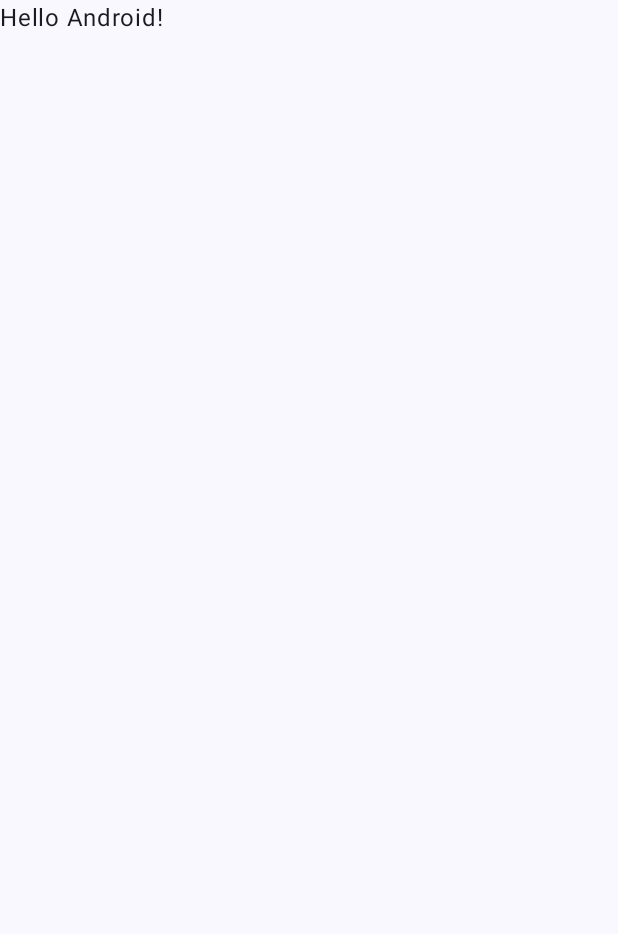
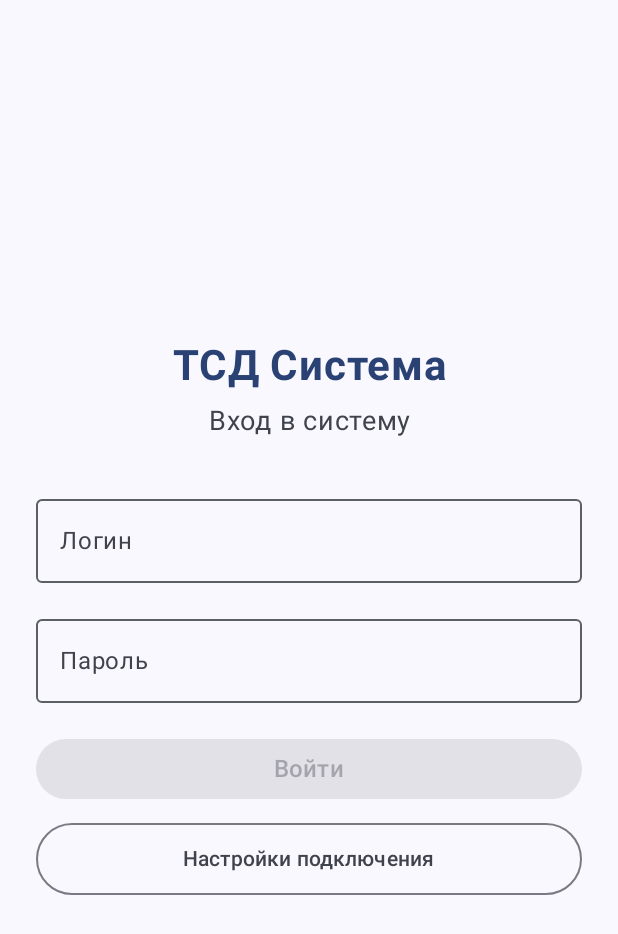
Before and after one commit to AndrewKorobchuk/tsd, an Android app built with Jetpack Compose: the screen it shows after launch (MainActivity), on a phone screen of 412 x 824 dp. Before the commit the part shown is almost empty. Shown: the top 934 px of the screen. Run offline under Robolectric (Android 15) with nearby library versions, the light colour scheme and no system bars.

Commit message:
Login screen

```diff
--- a/Android/tsd/app/src/main/java/com/sh/an/tsd/MainActivity.kt
+++ b/Android/tsd/app/src/main/java/com/sh/an/tsd/MainActivity.kt
@@ -7,10 +7,11 @@ import androidx.activity.enableEdgeToEdge
 import androidx.compose.foundation.layout.fillMaxSize
 import androidx.compose.foundation.layout.padding
 import androidx.compose.material3.Scaffold
-import androidx.compose.material3.Text
-import androidx.compose.runtime.Composable
+import androidx.compose.runtime.*
 import androidx.compose.ui.Modifier
 import androidx.compose.ui.tooling.preview.Preview
+import com.sh.an.tsd.ui.login.LoginScreen
+import com.sh.an.tsd.ui.settings.ConnectionSettingsScreen
 import com.sh.an.tsd.ui.theme.TsdTheme
 
 class MainActivity : ComponentActivity() {
@@ -19,29 +20,49 @@ class MainActivity : ComponentActivity() {
         enableEdgeToEdge()
         setContent {
             TsdTheme {
-                Scaffold(modifier = Modifier.fillMaxSize()) { innerPadding ->
-                    Greeting(
-                        name = "Android",
-                        modifier = Modifier.padding(innerPadding)
-                    )
-                }
+                TsdApp()
             }
         }
     }
 }
 
 @Composable
-fun Greeting(name: String, modifier: Modifier = Modifier) {
-    Text(
-        text = "Hello $name!",
-        modifier = modifier
-    )
+fun TsdApp() {
+    var currentScreen by remember { mutableStateOf("login") }
+
+    Scaffold(modifier = Modifier.fillMaxSize()) { innerPadding ->
+        when (currentScreen) {
+            "login" -> {
+                LoginScreen(
+                    onLoginClick = { username, password ->
+                        // TODO: Реализовать логику входа
+                        println("Login attempt: $username")
+                    },
+                    onSettingsClick = {
+                        currentScreen = "settings"
+                    }
+                )
+            }
+            "settings" -> {
+                ConnectionSettingsScreen(
+                    onBackClick = {
+                        currentScreen = "login"
+                    },
+                    onSaveClick = { serverUrl, port, apiKey ->
+                        // TODO: Сохранить настройки подключения
+                        println("Settings saved: $serverUrl:$port")
+                        currentScreen = "login"
+                    }
+                )
+            }
+        }
+    }
 }
 
 @Preview(showBackground = true)
 @Composable
-fun GreetingPreview() {
+fun TsdAppPreview() {
     TsdTheme {
-        Greeting("Android")
+        TsdApp()
     }
 }
--- /dev/null
+++ b/Android/tsd/app/src/main/java/com/sh/an/tsd/ui/login/LoginScreen.kt
@@ -0,0 +1,131 @@
+package com.sh.an.tsd.ui.login
+
+import androidx.compose.foundation.layout.*
+import androidx.compose.foundation.text.KeyboardOptions
+import androidx.compose.material3.*
+import androidx.compose.runtime.*
+import androidx.compose.ui.Alignment
+import androidx.compose.ui.Modifier
+import androidx.compose.ui.text.font.FontWeight
+import androidx.compose.ui.text.input.KeyboardType
+import androidx.compose.ui.text.input.PasswordVisualTransformation
+import androidx.compose.ui.text.input.VisualTransformation
+import androidx.compose.ui.text.style.TextAlign
+import androidx.compose.ui.tooling.preview.Preview
+import androidx.compose.ui.unit.dp
+import androidx.compose.ui.unit.sp
+import com.sh.an.tsd.ui.theme.TsdTheme
+
+@OptIn(ExperimentalMaterial3Api::class)
+@Composable
+fun LoginScreen(
+    onLoginClick: (String, String) -> Unit = { _, _ -> },
+    onSettingsClick: () -> Unit = {}
+) {
+    var username by remember { mutableStateOf("") }
+    var password by remember { mutableStateOf("") }
+    var isLoading by remember { mutableStateOf(false) }
+
+    Column(
+        modifier = Modifier
+            .fillMaxSize()
+            .padding(24.dp),
+        horizontalAlignment = Alignment.CenterHorizontally,
+        verticalArrangement = Arrangement.Center
+    ) {
+        // Заголовок
+        Text(
+            text = "ТСД Система",
+            fontSize = 28.sp,
+            fontWeight = FontWeight.Bold,
+            color = MaterialTheme.colorScheme.primary,
+            textAlign = TextAlign.Center,
+            modifier = Modifier.padding(bottom = 8.dp)
+        )
+
+        Text(
+            text = "Вход в систему",
+            fontSize = 18.sp,
+            color = MaterialTheme.colorScheme.onSurfaceVariant,
+            textAlign = TextAlign.Center,
+            modifier = Modifier.padding(bottom = 32.dp)
+        )
+
+        // Поле логина
+        OutlinedTextField(
+            value = username,
+            onValueChange = { username = it },
+            label = { Text("Логин") },
+            singleLine = true,
+            keyboardOptions = KeyboardOptions(keyboardType = KeyboardType.Text),
+            modifier = Modifier
+                .fillMaxWidth()
+                .padding(bottom = 16.dp),
+            enabled = !isLoading
+        )
+
+        // Поле пароля
+        OutlinedTextField(
+            value = password,
+            onValueChange = { password = it },
+            label = { Text("Пароль") },
+            singleLine = true,
+            visualTransformation = PasswordVisualTransformation(),
+            keyboardOptions = KeyboardOptions(keyboardType = KeyboardType.Password),
+            modifier = Modifier
+                .fillMaxWidth()
+                .padding(bottom = 24.dp),
+            enabled = !isLoading
+        )
+
+        // Кнопка входа
+        Button(
+            onClick = {
+                if (username.isNotBlank() && password.isNotBlank()) {
+                    isLoading = true
+                    onLoginClick(username, password)
+                }
+            },
+            modifier = Modifier
+                .fillMaxWidth()
+                .height(56.dp)
+                .padding(bottom = 16.dp),
+            enabled = !isLoading && username.isNotBlank() && password.isNotBlank()
+        ) {
+            if (isLoading) {
+                CircularProgressIndicator(
+                    modifier = Modifier.size(20.dp),
+                    color = MaterialTheme.colorScheme.onPrimary
+                )
+            } else {
+                Text(
+                    text = "Войти",
+                    fontSize = 16.sp,
+                    fontWeight = FontWeight.Medium
+                )
+            }
+        }
+
+        // Кнопка настроек
+        OutlinedButton(
+            onClick = onSettingsClick,
+            modifier = Modifier
+                .fillMaxWidth()
+                .height(48.dp),
+            enabled = !isLoading
+        ) {
+            Text(
+                text = "Настройки подключения",
+                fontSize = 14.sp
+            )
+        }
+    }
+}
+
+@Preview(showBackground = true)
+@Composable
+fun LoginScreenPreview() {
+    TsdTheme {
+        LoginScreen()
+    }
+}
```
Also changed, not shown: Android/tsd/app/src/main/java/com/sh/an/tsd/ui/settings/ConnectionSettingsScreen.kt (added, +158 -0 lines).
